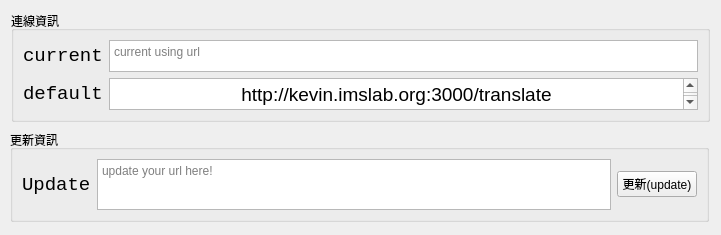
kevinbird61/local-google-translator, file Translator/configbox.ui: the form before one commit.
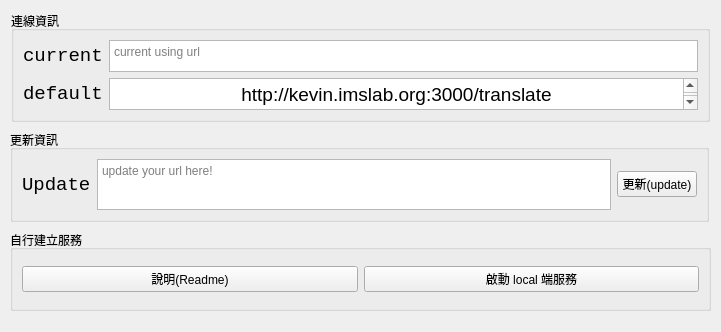
The form after the commit.

What changed in the file:
```diff
--- a/Translator/configbox.ui
+++ b/Translator/configbox.ui
@@ -7,7 +7,7 @@
     <x>0</x>
     <y>0</y>
     <width>721</width>
-    <height>235</height>
+    <height>332</height>
    </rect>
   </property>
   <property name="windowTitle">
@@ -121,6 +121,35 @@
     </item>
    </layout>
   </widget>
+  <widget class="QGroupBox" name="groupBox_3">
+   <property name="geometry">
+    <rect>
+     <x>10</x>
+     <y>230</y>
+     <width>701</width>
+     <height>81</height>
+    </rect>
+   </property>
+   <property name="title">
+    <string>自行建立服務</string>
+   </property>
+   <layout class="QGridLayout" name="gridLayout_2">
+    <item row="0" column="0">
+     <widget class="QPushButton" name="readmeBtn">
+      <property name="text">
+       <string>說明(Readme)</string>
+      </property>
+     </widget>
+    </item>
+    <item row="0" column="1">
+     <widget class="QPushButton" name="setupBtn">
+      <property name="text">
+       <string>啟動 local 端服務</string>
+      </property>
+     </widget>
+    </item>
+   </layout>
+  </widget>
  </widget>
  <resources/>
  <connections/>
```
